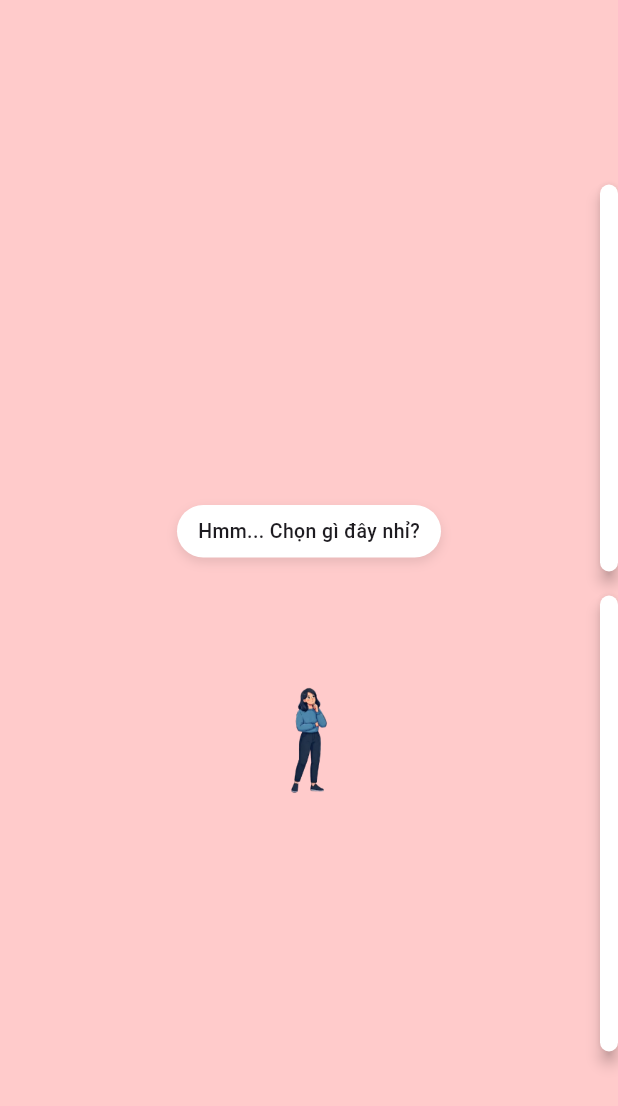
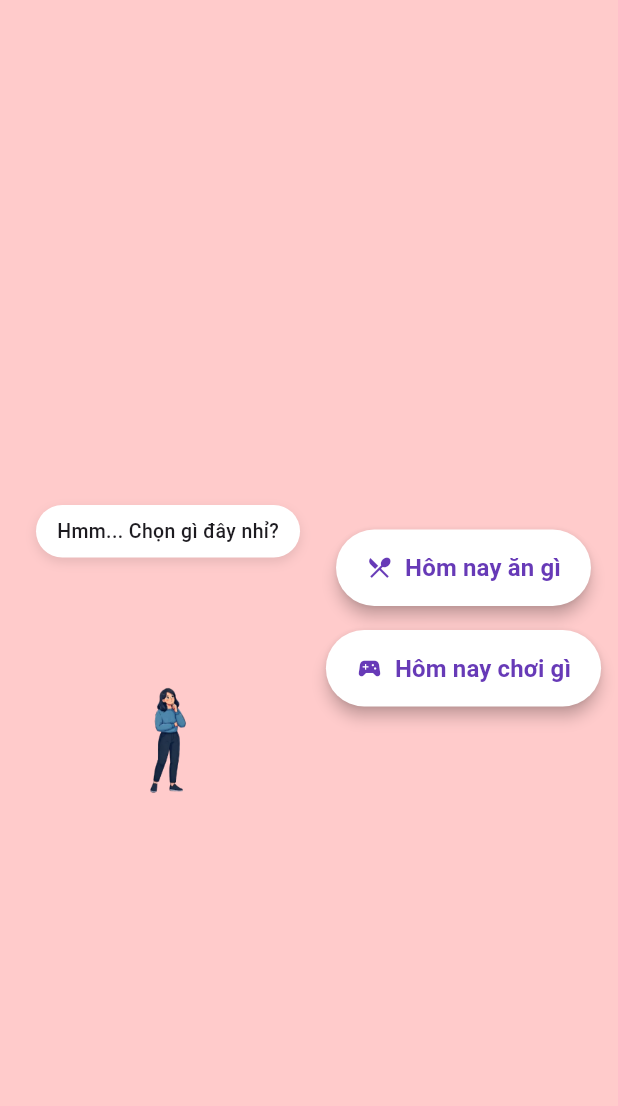
Before and after one commit to CooKen2002/choices_gacha, a Flutter app: the screen it shows after launch, on a phone screen of 412 x 824 dp. Shown: the top 1106 px of the screen. Run offline on Flutter 3.47's test engine with Material 3 defaults, Android fonts, the phone set to English and light mode, and no system bars.

Commit message:
change character position

```diff
--- a/lib/screens/homescreen.dart
+++ b/lib/screens/homescreen.dart
@@ -48,9 +48,9 @@ class _HomeScreenState extends State<HomeScreen> {
     double progress = _pageValue.clamp(0.0, 1.0);
 
     Alignment currentAlignment = Alignment.lerp(
-      const Alignment(0.0, 0.2), // Vị trí ban đầu ở màn 1 (hơi lệch xuống giữa)
+      const Alignment(-1, 0.2), // Vị trí ban đầu ở màn 1 sang sát bên trái ngay từ trang đầu
       const Alignment(
-        -0.85,
+        -1,
         0.7,
       ), // Vị trí đích ở góc dưới bên trái ở màn 2 & 3
       progress,
@@ -74,10 +74,16 @@ class _HomeScreenState extends State<HomeScreen> {
               // --- TRANG 1: Màn hình chào mừng ---
               Container(
                 color: const Color(0xFFFFCBCB),
-                child: Center(
+                child: Row(
                   // Đặt các nút bấm ở bên phải, chừa chỗ trống ở giữa/trái cho nhân vật
+                  children: [
+                    Expanded(
+                      flex: 1,
+                      child: SizedBox.shrink(),
+                    ),
+                    Expanded(
                       child: Padding(
-                    padding: const EdgeInsets.only(left: 400),
+                        padding: const EdgeInsets.only(left: 0),
                         child: Column(
                           mainAxisSize: MainAxisSize.min,
                           children: [
@@ -106,6 +112,8 @@ class _HomeScreenState extends State<HomeScreen> {
                           ],
                         ),
                       ),
+                    ),
+                  ],
                 ),
               ),
 
```
Lines whose indentation alone changed are shown as unchanged.
